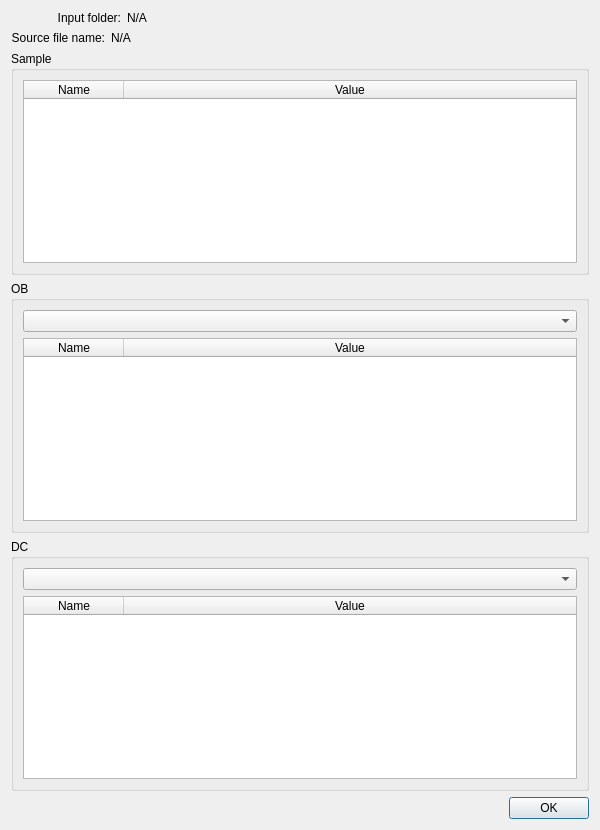
Before: the Qt Designer form rockit_autoreconstruction_ui/ui/dialog_metadata.ui in ornlneutronimaging/rockit_autoreconstruction_ui, drawn with Qt 5.
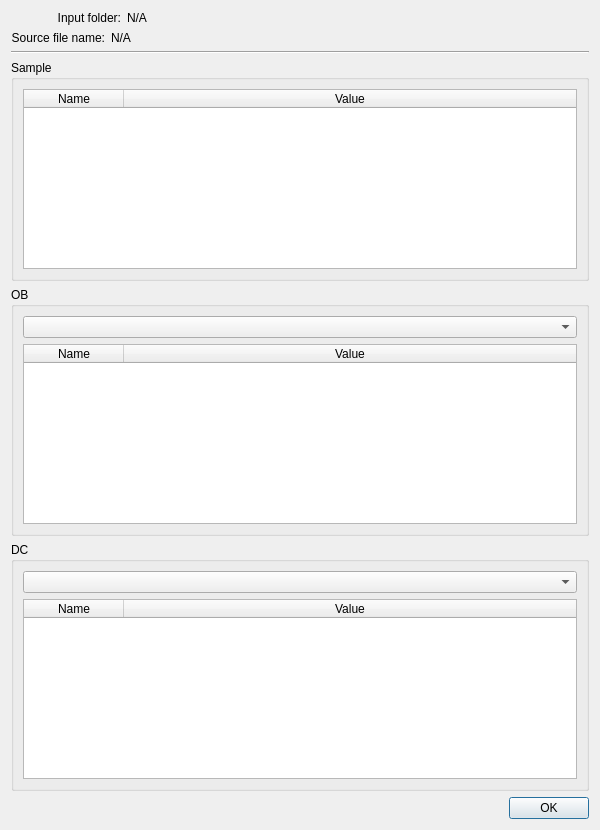
After: the same form once the commit is applied.

Commit message: sample table filled. this refs #15

What changed in the file:
```diff
--- a/rockit_autoreconstruction_ui/ui/dialog_metadata.ui
+++ b/rockit_autoreconstruction_ui/ui/dialog_metadata.ui
@@ -77,6 +77,13 @@
      </item>
     </layout>
    </item>
+   <item>
+    <widget class="Line" name="line">
+     <property name="orientation">
+      <enum>Qt::Horizontal</enum>
+     </property>
+    </widget>
+   </item>
    <item>
     <widget class="QGroupBox" name="groupBox">
      <property name="title">
```
The commit also changes 1 other file.
